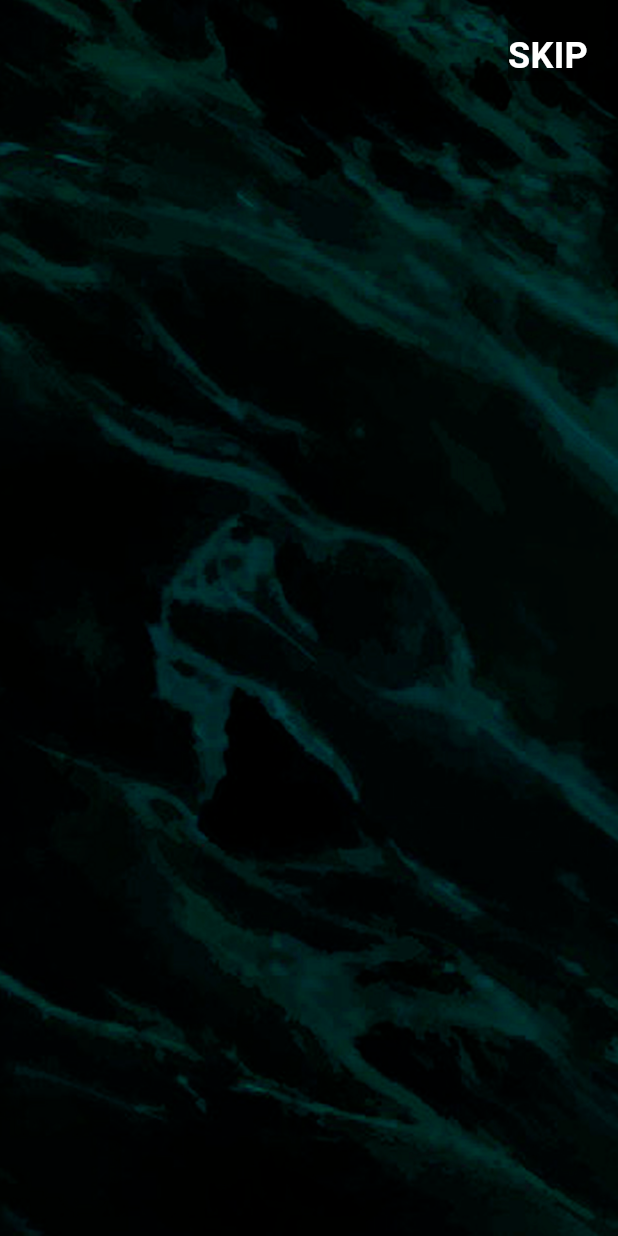
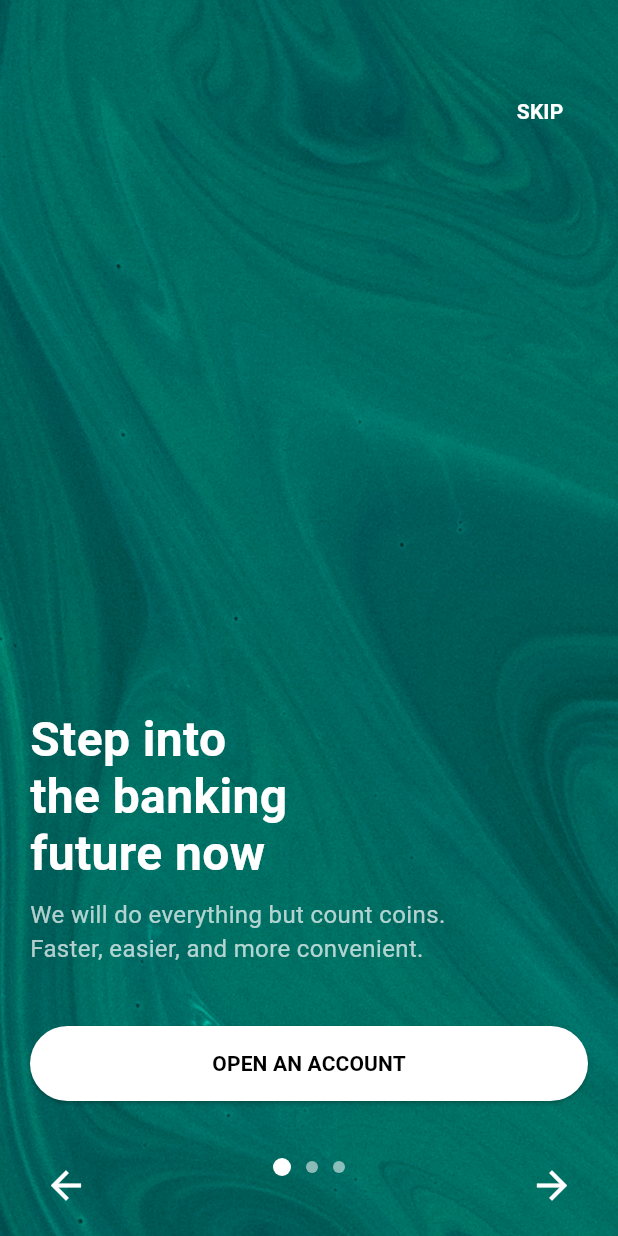
Before and after one commit to Moun-zir/TRANSFER-MONEY-PROJECT, a Flutter app: the screen it shows after launch, on a phone screen of 412 x 824 dp. Run offline on Flutter 3.47's test engine with Material 3 defaults, Android fonts, the phone set to English and light mode, and no system bars.

Commit message:
Boutton de défilement de gauche à droite mise en place

```diff
--- a/lib/main.dart
+++ b/lib/main.dart
@@ -1,5 +1,5 @@
 import 'package:flutter/material.dart';
-import 'screens/home_screen.dart'; // Assure-toi d'importer la bonne page
+import 'screens/accueil_screen.dart'; // Assure-toi d'importer la bonne page
 
 void main() {
   runApp(MyApp());
@@ -10,7 +10,7 @@ class MyApp extends StatelessWidget {
   Widget build(BuildContext context) {
     return MaterialApp(
       debugShowCheckedModeBanner: false,
-      home: HomeScreen(), // Utilisation de HomeScreen
+      home: IntroScreen(), // Utilisation de HomeScreen
     );
   }
 }
--- /dev/null
+++ b/lib/screens/accueil_screen.dart
@@ -0,0 +1,236 @@
+import 'package:flutter/material.dart';
+
+class IntroScreen extends StatefulWidget {
+  const IntroScreen({super.key});
+
+  @override
+  IntroScreenState createState() => IntroScreenState();
+}
+
+class IntroScreenState extends State<IntroScreen> {
+  final PageController _pageController = PageController();
+  int _currentPage = 0;
+
+  // Liste des écrans d'introduction
+  final List<Map<String, String>> pages = [
+    {
+      "title": "Step into\nthe banking\nfuture now",
+      "subtitle": "We will do everything but count coins.\nFaster, easier, and more convenient.",
+      "image": "assets/images/anim2.jpg",
+    },
+    {
+      "title": "Secure &\nFast Payments",
+      "subtitle": "Enjoy seamless transactions with\ntop-notch security.",
+      "image": "assets/images/anim3.jpg",
+    },
+    {
+      "title": "Manage Your\nFinances Easily",
+      "subtitle": "Track your expenses and savings\nin one place.",
+      "image": "assets/images/anim4.jpg",
+    }
+  ];
+
+  @override
+  Widget build(BuildContext context) {
+    return Scaffold(
+      body: Stack(
+        children: [
+          PageView.builder(
+            controller: _pageController,
+            itemCount: pages.length,
+            onPageChanged: (index) {
+              setState(() {
+                _currentPage = index;
+              });
+            },
+            itemBuilder: (context, index) {
+              return AnimatedBuilder(
+                animation: _pageController,
+                builder: (context, child) {
+                  double pageOffset = 0;
+                  // Sécurisation de l'accès à pageOffset
+                  if (_pageController.hasClients && _pageController.page != null) {
+                    pageOffset = _pageController.page! - index;
+                  }
+
+                  return Stack(
+                    children: [
+                      // Background image with animation
+                      Transform.translate(
+                        offset: Offset(pageOffset * -40, 0),
+                        child: Container(
+                          decoration: BoxDecoration(
+                            image: DecorationImage(
+                              image: AssetImage(pages[index]["image"] ?? 'assets/images/anim1.jpg'), // Image par défaut
+                              fit: BoxFit.cover,
+                            ),
+                          ),
+                        ),
+                      ),
+                      // Content
+                      Padding(
+                        padding: const EdgeInsets.symmetric(horizontal: 20, vertical: 50),
+                        child: Column(
+                          crossAxisAlignment: CrossAxisAlignment.start,
+                          children: [
+                            // Skip button
+                            Align(
+                              alignment: Alignment.topRight,
+                              child: TextButton(
+                                onPressed: () {
+                                  _pageController.animateToPage(
+                                    pages.length - 1,
+                                    duration: Duration(milliseconds: 500),
+                                    curve: Curves.easeInOut,
+                                  );
+                                },
+                                child: Text(
+                                  "SKIP",
+                                  style: TextStyle(
+                                    color: Colors.white,
+                                    fontWeight: FontWeight.bold,
+                                  ),
+                                ),
+                              ),
+                            ),
+
+                            Spacer(),
+
+                            // Title
+                            Transform.translate(
+                              offset: Offset(pageOffset * 20, 0),
+                              child: Opacity(
+                                opacity: (1 - pageOffset.abs()).clamp(0.0, 1.0),
+                                child: Text(
+                                  pages[index]["title"] ?? 'Default Title', // Titre par défaut
+                                  style: TextStyle(
+                                    color: Colors.white,
+                                    fontSize: 32,
+                                    fontWeight: FontWeight.bold,
+                                    height: 1.2,
+                                  ),
+                                ),
+                              ),
+                            ),
+
+                            SizedBox(height: 10),
+
+                            // Subtitle
+                            Transform.translate(
+                              offset: Offset(pageOffset * 40, 0),
+                              child: Opacity(
+                                opacity: (1 - pageOffset.abs()).clamp(0.0, 1.0),
+                                child: Text(
+                                  pages[index]["subtitle"] ?? 'Default Subtitle', // Sous-titre par défaut
+                                  style: TextStyle(
+                                    color: Colors.white70,
+                                    fontSize: 16,
+                                  ),
+                                ),
+                              ),
+                            ),
+
+                            SizedBox(height: 40),
+
+                            // Open Account button (affiché sur toutes les pages)
+                            SizedBox(
+                              width: double.infinity,
+                              child: ElevatedButton(
+                                onPressed: () {
+                                  // Action when button is clicked
+                                },
+                                style: ElevatedButton.styleFrom(
+                                  backgroundColor: Colors.white,
+                                  foregroundColor: Colors.black,
+                                  padding: EdgeInsets.symmetric(vertical: 15),
+                                  shape: RoundedRectangleBorder(
+                                    borderRadius: BorderRadius.circular(30),
+                                  ),
+                                ),
+                                child: Text(
+                                  "OPEN AN ACCOUNT",
+                                  style: TextStyle(fontWeight: FontWeight.bold),
+                                ),
+                              ),
+                            ),
+
+                            SizedBox(height: 40),
+                          ],
+                        ),
+                      ),
+                    ],
+                  );
+                },
+              );
+            },
+          ),
+
+          // Page indicators at the bottom
+          Positioned(
+            bottom: 40,
+            left: 0,
+            right: 0,
+            child: Row(
+              mainAxisAlignment: MainAxisAlignment.center,
+              children: List.generate(
+                pages.length,
+                (index) => AnimatedContainer(
+                  duration: Duration(milliseconds: 300),
+                  margin: EdgeInsets.symmetric(horizontal: 5),
+                  width: _currentPage == index ? 12 : 8,
+                  height: _currentPage == index ? 12 : 8,
+                  decoration: BoxDecoration(
+                    color: _currentPage == index ? Colors.white : Colors.white54,
+                    shape: BoxShape.circle,
+                  ),
+                ),
+              ),
+            ),
+          ),
+
+          // Next page button
+          Positioned(
+            bottom: 10,
+            right: 20,
+            child: IconButton(
+              icon: Icon(
+                Icons.arrow_forward,
+                color: Colors.white,
+                size: 30,
+              ),
+              onPressed: () {
+                if (_currentPage < pages.length - 1) {
+                  _pageController.nextPage(
+                    duration: Duration(milliseconds: 100),
+                    curve: Curves.easeInOut,
+                  );
+                }
+              },
+            ),
+          ),
+
+          // Previous page button (ajouté à gauche)
+          Positioned(
+            bottom: 10,
+            left: 20,
+            child: IconButton(
+              icon: Icon(
+                Icons.arrow_back,
+                color: Colors.white,
+                size: 30,
+              ),
+              onPressed: () {
+                if (_currentPage > 0) {
+                  _pageController.previousPage(
+                    duration: Duration(milliseconds: 100),
+                    curve: Curves.easeInOut,
+                  );
+                }
+              },
+            ),
+          ),
+        ],
+      ),
+    );
+  }
+}
--- a/lib/screens/home_screen.dart
+++ /dev/null
@@ -1,43 +0,0 @@
-import 'package:flutter/material.dart';
-
-class HomeScreen extends StatelessWidget {
-  @override
-  Widget build(BuildContext context) {
-    return Scaffold(
-      body: Stack(
-        children: [
-          // Arrière-plan avec l'image
-          Container(
-            decoration: BoxDecoration(
-              image: DecorationImage(
-                image: AssetImage('assets/images/anim1.jpg'),  // Ton image ici
-                fit: BoxFit.cover,  // L'image s'ajuste à la taille de l'écran
-              ),
-            ),
-          ),
-          // Le texte SKIP en haut à droite
-          Positioned(
-            top: 20,  // Position verticale du texte
-            right: 20,  // Position horizontale du texte
-            child: GestureDetector(
-              onTap: () {
-                // Action lors du clic sur "SKIP" (ex: navigation vers une autre page)
-                print("SKIP tapped");
-              },
-              child: Text(
-                'SKIP',
-                style: TextStyle(
-                  fontSize: 24,
-                  fontWeight: FontWeight.bold,
-                  color: Colors.white,
-                  backgroundColor: Colors.black.withOpacity(0.5),  // Fond sombre derrière le texte
-                  // padding: EdgeInsets.all(10),
-                ),
-              ),
-            ),
-          ),
-        ],
-      ),
-    );
-  }
-}
--- a/pubspec.yaml
+++ b/pubspec.yaml
@@ -60,6 +60,9 @@ flutter:
   # To add assets to your application, add an assets section, like this:
   assets:
     - assets/images/anim1.jpg
+    - assets/images/anim2.jpg
+    - assets/images/anim3.jpg
+    - assets/images/anim4.jpg
     # - images/a_dot_ham.jpeg
 
   # An image asset can refer to one or more resolution-specific "variants", see
```
Also changed, not shown: assets/images/anim2.jpg (added), 2 other files.
